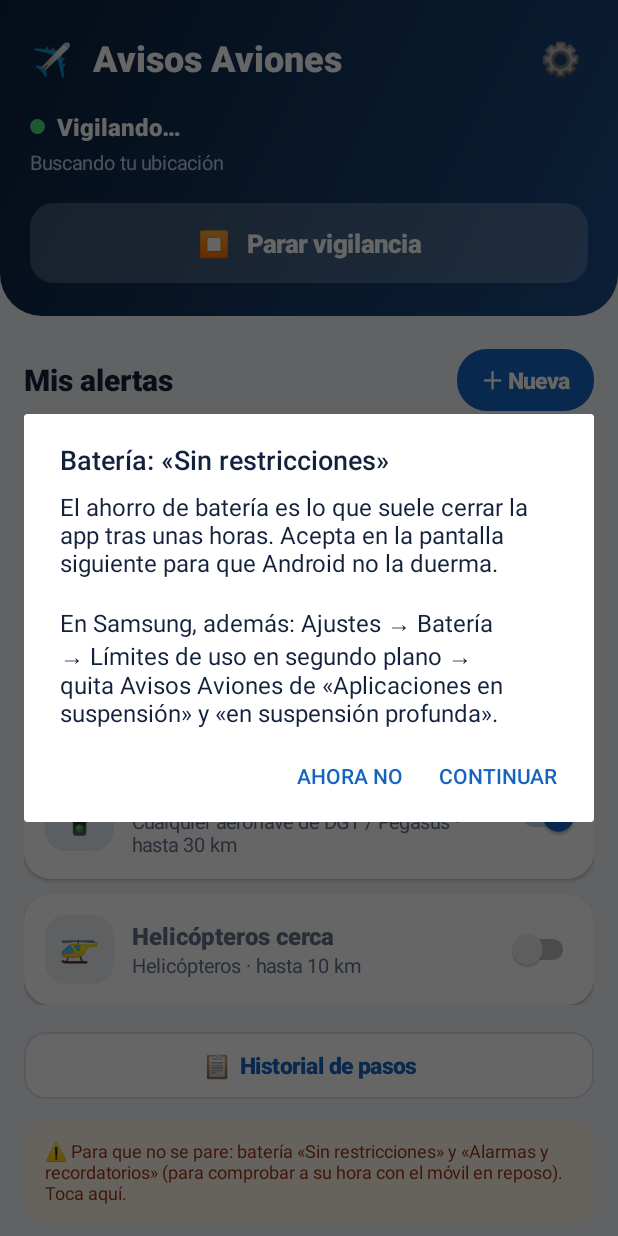
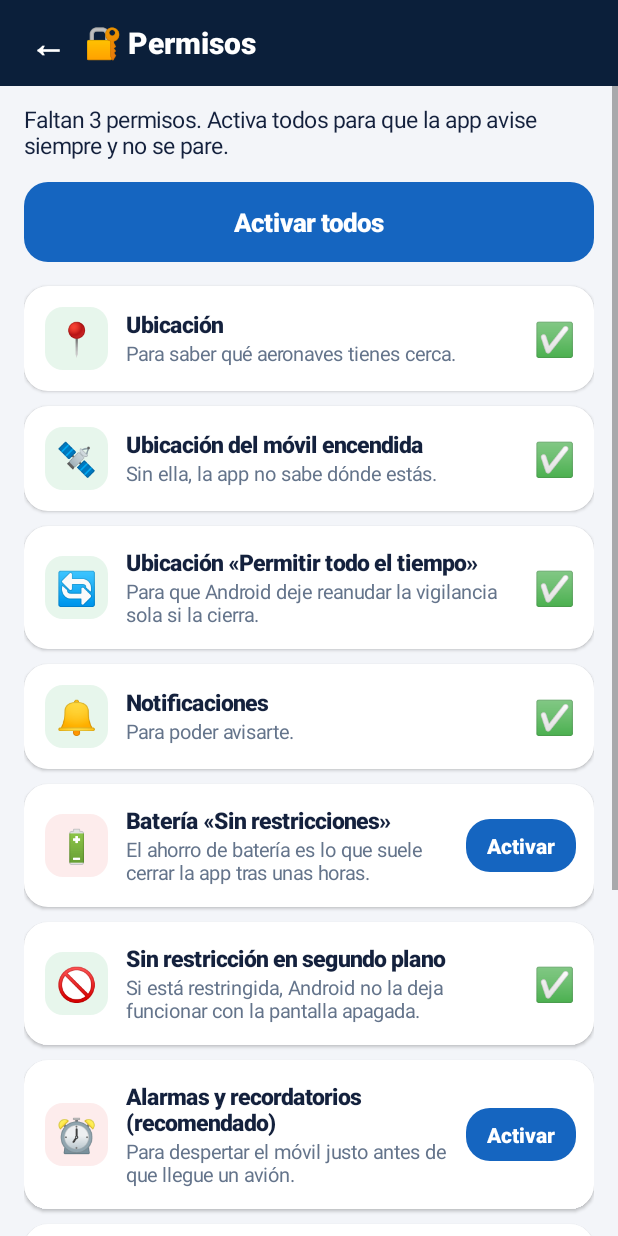
Before and after one commit to alexample/avisos-aviones, an Android app: the screen it shows after launch (MainActivity before the commit, PermisosActivity after it), after a tap on "▶ Empezar a vigilar", on a phone screen of 412 x 824 dp. Run offline under Robolectric (Android 15) with nearby library versions, the phone set to English and light mode, and no system bars; 1 other tap on this screen came first.

Commit message:
Pantalla de permisos con estado de cada uno y «Activar todos»
Co-Authored-By: Claude Opus 5.5 <noreply@anthropic.com>
Claude-Session: https://claude.ai/code/session_012vF4ALVSV4gZ2sfn9pwh8J

```diff
--- a/app/build.gradle
+++ b/app/build.gradle
@@ -10,8 +10,8 @@ android {
         applicationId 'es.avisosaviones'
         minSdk 26
         targetSdk 35
-        versionCode 22
-        versionName '2.7.1'
+        versionCode 23
+        versionName '2.8'
     }
 
     signingConfigs {
--- a/app/src/main/AndroidManifest.xml
+++ b/app/src/main/AndroidManifest.xml
@@ -40,6 +40,10 @@
             android:windowSoftInputMode="adjustResize" />
 
         <activity
+            android:name=".PermisosActivity"
+            android:exported="false" />
+
+        <activity
             android:name=".HistorialActivity"
             android:exported="false" />
 
--- a/app/src/main/java/es/avisosaviones/MainActivity.java
+++ b/app/src/main/java/es/avisosaviones/MainActivity.java
@@ -223,7 +223,7 @@ public class MainActivity extends Activity {
         diagnostico = Ui.texto(this, "", 12, Color.parseColor("#9A3412"), false);
         diagnostico.setPadding(dp(14), dp(12), dp(14), dp(12));
         diagnostico.setBackground(Ui.redondeado(Color.parseColor("#FFF7ED"), 14, this));
-        diagnostico.setOnClickListener(v -> { ubicacionPreguntada = false; pedirSegundoPlano(); });
+        diagnostico.setOnClickListener(v -> startActivity(new Intent(this, PermisosActivity.class)));
         col.addView(diagnostico, Ui.ancho(14, this));
 
         TextView nota = Ui.texto(this, "Datos: airplanes.live y adsb.lol · rutas de Flightradar24 y adsbdb. "
@@ -317,6 +317,10 @@ public class MainActivity extends Activity {
         LinearLayout l = new LinearLayout(this);
         l.setOrientation(LinearLayout.VERTICAL);
         l.setPadding(dp(24), dp(8), dp(24), 0);
+        TextView permisos = Ui.botonSecundario(this, "🔐 Permisos"
+                + (PermisosActivity.faltanImprescindibles(this) > 0 ? "  ⚠️ faltan " + PermisosActivity.faltanImprescindibles(this) : "  ✅"));
+        permisos.setOnClickListener(v -> startActivity(new Intent(this, PermisosActivity.class)));
+        l.addView(permisos, Ui.ancho(4, this));
         l.addView(Ui.texto(this, "La app mira un radio amplio y calcula cuándo llegará el próximo avión a tus alertas; "
                 + "hasta entonces deja dormir al móvil.", 13, Ui.TEXTO_SUAVE, false));
         l.addView(Ui.texto(this, "Radio de previsión (km)", 15, Ui.TEXTO, false), Ui.ancho(12, this));
@@ -334,11 +338,6 @@ public class MainActivity extends Activity {
         maxi.setInputType(InputType.TYPE_CLASS_NUMBER);
         maxi.setText(String.valueOf(Ajustes.esperaMaxS(this) / 60));
         l.addView(maxi);
-        TextView bat = Ui.botonSecundario(this, "🔋 Quitar ahorro de batería");
-        bat.setOnClickListener(v -> pedirSinOptimizacionBateria());
-        l.addView(bat, Ui.ancho(12, this));
-        l.addView(Ui.texto(this, "Recomendado: si no, Android puede dormir la app y dejarías de recibir avisos.",
-                12, Ui.TEXTO_SUAVE, false), Ui.ancho(6, this));
 
         new AlertDialog.Builder(this)
                 .setTitle("Ajustes")
@@ -383,7 +382,9 @@ public class MainActivity extends Activity {
         refrescarBoton();
         mostrarEstado(null);
         pintarDiagnostico();
-        if (!faltaParaSegundoPlano().isEmpty()) diagnostico.postDelayed(this::pedirSegundoPlano, 800);
+        if (PermisosActivity.faltanImprescindibles(this) > 0) {
+            diagnostico.postDelayed(() -> startActivity(new Intent(this, PermisosActivity.class).putExtra("todos", true)), 800);
+        }
     }
 
     /** @return true si ha tenido que pedir permisos. */
--- /dev/null
+++ b/app/src/main/java/es/avisosaviones/PermisosActivity.java
@@ -0,0 +1,334 @@
+package es.avisosaviones;
+
+import android.Manifest;
+import android.app.Activity;
+import android.app.ActivityManager;
+import android.app.AlarmManager;
+import android.app.NotificationManager;
+import android.content.Context;
+import android.content.Intent;
+import android.content.pm.PackageManager;
+import android.graphics.Color;
+import android.location.LocationManager;
+import android.net.Uri;
+import android.os.Build;
+import android.os.Bundle;
+import android.os.PowerManager;
+import android.provider.Settings;
+import android.view.Gravity;
+import android.view.ViewGroup;
+import android.widget.LinearLayout;
+import android.widget.ScrollView;
+import android.widget.TextView;
+import android.widget.Toast;
+
+import java.util.ArrayList;
+import java.util.List;
+
+/** Todos los permisos y ajustes que necesita la app, con su estado y un botón para activarlos. */
+public class PermisosActivity extends Activity {
+
+    private static final int REQ = 11;
+
+    /** Un permiso o ajuste: cómo se comprueba y cómo se activa. */
+    private abstract class Permiso {
+        final String icono, nombre, para;
+        final boolean opcional;
+        Permiso(String icono, String nombre, String para, boolean opcional) {
+            this.icono = icono; this.nombre = nombre; this.para = para; this.opcional = opcional;
+        }
+        abstract boolean aplica();
+        abstract boolean activo();
+        abstract void activar();
+    }
+
+    private final List<Permiso> permisos = new ArrayList<>();
+    private LinearLayout lista;
+    private TextView resumen;
+    private boolean activandoTodos = false;
+    private boolean esperandoAjustes = false;          // se abrió una pantalla de ajustes del sistema
+    private final java.util.Set<Permiso> intentados = new java.util.HashSet<>(); // en esta ronda de "activar todos"
+    private String pedidoAhora = null; // permiso de Android pedido con el diálogo del sistema
+
+    private int dp(float v) { return Ui.dp(this, v); }
+
+    @Override
+    protected void onCreate(Bundle savedInstanceState) {
+        super.onCreate(savedInstanceState);
+        getWindow().setStatusBarColor(Ui.AZUL_OSCURO);
+        definirPermisos();
+
+        LinearLayout raiz = new LinearLayout(this);
+        raiz.setOrientation(LinearLayout.VERTICAL);
+        raiz.setBackgroundColor(Ui.FONDO);
+
+        LinearLayout barra = new LinearLayout(this);
+        barra.setGravity(Gravity.CENTER_VERTICAL);
+        barra.setBackgroundColor(Ui.AZUL_OSCURO);
+        barra.setPadding(dp(8), dp(12), dp(16), dp(12));
+        TextView atras = Ui.texto(this, "←", 24, Color.WHITE, true);
+        atras.setPadding(dp(12), 0, dp(12), 0);
+        atras.setOnClickListener(v -> finish());
+        barra.addView(atras);
+        barra.addView(Ui.texto(this, "🔐 Permisos", 20, Color.WHITE, true));
+        raiz.addView(barra);
+
+        LinearLayout col = new LinearLayout(this);
+        col.setOrientation(LinearLayout.VERTICAL);
+        col.setPadding(dp(16), dp(12), dp(16), dp(24));
+
+        resumen = Ui.texto(this, "", 15, Ui.TEXTO, false);
+        col.addView(resumen);
+
+        TextView todos = Ui.botonPrincipal(this, "Activar todos", Ui.AZUL);
+        todos.setOnClickListener(v -> { activandoTodos = true; intentados.clear(); siguientePendiente(); });
+        col.addView(todos, Ui.ancho(14, this));
+
+        lista = new LinearLayout(this);
+        lista.setOrientation(LinearLayout.VERTICAL);
+        col.addView(lista, Ui.ancho(6, this));
+
+        LinearLayout samsung = Ui.tarjeta(this, "📱 Si tu móvil es Samsung, Xiaomi, Huawei…",
+                "Algunos fabricantes tienen su propio ahorro de batería que Android no deja comprobar. "
+                        + "Samsung: Ajustes → Batería → Límites de uso en segundo plano → quita Avisos Aviones de "
+                        + "«Aplicaciones en suspensión» y «en suspensión profunda». Xiaomi: activa «Inicio automático».");
+        TextView abrir = Ui.botonSecundario(this, "Abrir los ajustes de la app");
+        abrir.setOnClickListener(v -> abrirAjustesApp());
+        samsung.addView(abrir, Ui.ancho(10, this));
+        col.addView(samsung, Ui.ancho(16, this));
+
+        ScrollView sv = new ScrollView(this);
+        sv.addView(col);
+        raiz.addView(sv, new LinearLayout.LayoutParams(ViewGroup.LayoutParams.MATCH_PARENT, 0, 1f));
+        setContentView(raiz);
+        Ui.ajustarABordes(raiz, barra);
+
+        if (getIntent().getBooleanExtra("todos", false)) {
+            activandoTodos = true;
+            lista.postDelayed(this::siguientePendiente, 500);
+        }
+    }
+
+    @Override
+    protected void onResume() {
+        super.onResume();
+        pintar();
+        // Al volver de una pantalla de ajustes, seguir con el siguiente si se pidió "activar todos"
+        if (activandoTodos && esperandoAjustes) {
+            esperandoAjustes = false;
+            lista.postDelayed(this::siguientePendiente, 400);
+        }
+    }
+
+    // ------------------------------------------------------------ definición
+
+    private void definirPermisos() {
+        permisos.add(new Permiso("📍", "Ubicación", "Para saber qué aeronaves tienes cerca.", false) {
+            boolean aplica() { return true; }
+            boolean activo() { return concedido(Manifest.permission.ACCESS_FINE_LOCATION); }
+            void activar() { pedir(Manifest.permission.ACCESS_FINE_LOCATION, Manifest.permission.ACCESS_COARSE_LOCATION); }
+        });
+        permisos.add(new Permiso("🛰️", "Ubicación del móvil encendida", "Sin ella, la app no sabe dónde estás.", false) {
+            boolean aplica() { return true; }
+            boolean activo() {
+                LocationManager lm = getSystemService(LocationManager.class);
+                return Build.VERSION.SDK_INT < 28 || lm.isLocationEnabled();
+            }
+            void activar() { abrir(new Intent(Settings.ACTION_LOCATION_SOURCE_SETTINGS)); }
+        });
+        permisos.add(new Permiso("🔄", "Ubicación «Permitir todo el tiempo»",
+                "Para que Android deje reanudar la vigilancia sola si la cierra.", false) {
+            boolean aplica() { return Build.VERSION.SDK_INT >= 29; }
+            boolean activo() { return concedido(Manifest.permission.ACCESS_BACKGROUND_LOCATION); }
+            void activar() {
+                if (!concedido(Manifest.permission.ACCESS_FINE_LOCATION)) {
+                    Toast.makeText(PermisosActivity.this, "Primero la ubicación normal", Toast.LENGTH_SHORT).show();
+                    pedir(Manifest.permission.ACCESS_FINE_LOCATION, Manifest.permission.ACCESS_COARSE_LOCATION);
+                    return;
+                }
+                Toast.makeText(PermisosActivity.this, "Elige «Permitir todo el tiempo»", Toast.LENGTH_LONG).show();
+                pedir(Manifest.permission.ACCESS_BACKGROUND_LOCATION);
+            }
+        });
+        permisos.add(new Permiso("🔔", "Notificaciones", "Para poder avisarte.", false) {
+            boolean aplica() { return true; }
+            boolean activo() {
+                return getSystemService(NotificationManager.class).areNotificationsEnabled();
+            }
+            void activar() {
+                if (Build.VERSION.SDK_INT >= 33 && !concedido(Manifest.permission.POST_NOTIFICATIONS)) {
+                    pedir(Manifest.permission.POST_NOTIFICATIONS);
+                } else {
+                    abrir(new Intent(Settings.ACTION_APP_NOTIFICATION_SETTINGS)
+                            .putExtra(Settings.EXTRA_APP_PACKAGE, getPackageName()));
+                }
+            }
+        });
+        permisos.add(new Permiso("🔋", "Batería «Sin restricciones»",
+                "El ahorro de batería es lo que suele cerrar la app tras unas horas.", false) {
+            boolean aplica() { return true; }
+            boolean activo() {
+                return getSystemService(PowerManager.class).isIgnoringBatteryOptimizations(getPackageName());
+            }
+            void activar() {
+                try {
+                    abrir(new Intent(Settings.ACTION_REQUEST_IGNORE_BATTERY_OPTIMIZATIONS,
+                            Uri.parse("package:" + getPackageName())));
+                } catch (Exception e) {
+                    abrir(new Intent(Settings.ACTION_IGNORE_BATTERY_OPTIMIZATION_SETTINGS));
+                }
+            }
+        });
+        permisos.add(new Permiso("🚫", "Sin restricción en segundo plano",
+                "Si está restringida, Android no la deja funcionar con la pantalla apagada.", false) {
+            boolean aplica() { return Build.VERSION.SDK_INT >= 28; }
+            boolean activo() { return !getSystemService(ActivityManager.class).isBackgroundRestricted(); }
+            void activar() { abrirAjustesApp(); }
+        });
+        permisos.add(new Permiso("⏰", "Alarmas y recordatorios",
+                "Para despertar el móvil justo antes de que llegue un avión.", true) {
+            boolean aplica() { return Build.VERSION.SDK_INT >= 31; }
+            boolean activo() { return getSystemService(AlarmManager.class).canScheduleExactAlarms(); }
+            void activar() {
+                abrir(new Intent(Settings.ACTION_REQUEST_SCHEDULE_EXACT_ALARM, Uri.parse("package:" + getPackageName())));
+            }
+        });
+        permisos.add(new Permiso("🧊", "No pausar si no se usa",
+                "Android quita los permisos a las apps que no abres en meses; esto lo evita.", true) {
+            boolean aplica() { return Build.VERSION.SDK_INT >= 30; }
+            boolean activo() { return getPackageManager().isAutoRevokeWhitelisted(); }
+            void activar() {
+                abrir(new Intent(Intent.ACTION_AUTO_REVOKE_PERMISSIONS, Uri.parse("package:" + getPackageName())));
+            }
+        });
+    }
+
+    // ------------------------------------------------------------ pintar
+
+    private void pintar() {
+        lista.removeAllViews();
+        int faltan = 0;
+        for (Permiso p : permisos) {
+            if (!p.aplica()) continue;
+            boolean ok = p.activo();
+            if (!ok) faltan++;
+
+            LinearLayout fila = new LinearLayout(this);
+            fila.setGravity(Gravity.CENTER_VERTICAL);
+            fila.setPadding(dp(14), dp(14), dp(12), dp(14));
+            fila.setBackground(Ui.redondeado(Color.WHITE, 16, this));
+            fila.setElevation(dp(1));
+
+            TextView ic = Ui.texto(this, p.icono, 22, Ui.TEXTO, false);
+            ic.setGravity(Gravity.CENTER);
+            ic.setBackground(Ui.redondeado(ok ? Color.parseColor("#E7F6EC") : Color.parseColor("#FDECEC"), 12, this));
+            fila.addView(ic, new LinearLayout.LayoutParams(dp(42), dp(42)));
+
+            LinearLayout textos = new LinearLayout(this);
+            textos.setOrientation(LinearLayout.VERTICAL);
+            textos.setPadding(dp(12), 0, dp(8), 0);
+            textos.addView(Ui.texto(this, p.nombre + (p.opcional ? "  (recomendado)" : ""), 15, Ui.TEXTO, true));
+            textos.addView(Ui.texto(this, p.para, 13, Ui.TEXTO_SUAVE, false));
+            fila.addView(textos, new LinearLayout.LayoutParams(0, ViewGroup.LayoutParams.WRAP_CONTENT, 1f));
+
+            if (ok) {
+                fila.addView(Ui.texto(this, "✅", 22, Ui.VERDE, false));
+            } else {
+                TextView b = Ui.texto(this, "Activar", 14, Color.WHITE, true);
+                b.setPadding(dp(14), dp(8), dp(14), dp(8));
+                b.setBackground(Ui.pulsable(Ui.AZUL, 16, this));
+                b.setOnClickListener(v -> { activandoTodos = false; p.activar(); });
+                fila.addView(b);
+            }
+            lista.addView(fila, Ui.ancho(10, this));
+        }
+        resumen.setText(faltan == 0 ? "✅ Todo activado. La vigilancia puede funcionar sin interrupciones."
+                : "Faltan " + faltan + (faltan == 1 ? " permiso" : " permisos")
+                  + ". Activa todos para que la app avise siempre y no se pare.");
+    }
+
+    private void siguientePendiente() {
+        for (Permiso p : permisos) {
+            if (p.aplica() && !p.activo() && !intentados.contains(p)) {
+                intentados.add(p); // si vuelve sin activarlo, se pasa al siguiente (sin bucles)
+                p.activar();
+                return;
+            }
+        }
+        activandoTodos = false;
+        pintar();
+        boolean todo = true;
+        for (Permiso p : permisos) if (p.aplica() && !p.activo()) todo = false;
+        Toast.makeText(this, todo ? "✅ Todo activado" : "Quedan algunos sin activar", Toast.LENGTH_SHORT).show();
+    }
+
+    // ------------------------------------------------------------ utilidades
+
+    private boolean concedido(String permiso) {
+        return checkSelfPermission(permiso) == PackageManager.PERMISSION_GRANTED;
+    }
+
+    private boolean yaPedido(String permiso) {
+        return Ajustes.prefs(this).getBoolean("pedido_" + permiso, false);
+    }
+
+    /** Pide un permiso; si Android ya no deja preguntar (se denegó dos veces), abre los ajustes de la app. */
+    private void pedir(String... ps) {
+        String principal = ps[0];
+        if (yaPedido(principal) && !shouldShowRequestPermissionRationale(principal)
+                && !principal.equals(Manifest.permission.ACCESS_BACKGROUND_LOCATION)) {
+            Toast.makeText(this, "Actívalo en Permisos de la app", Toast.LENGTH_LONG).show();
+            abrirAjustesApp();
+            return;
+        }
+        Ajustes.prefs(this).edit().putBoolean("pedido_" + principal, true).apply();
+        pedidoAhora = principal;
+        requestPermissions(ps, REQ);
+    }
+
+    @Override
+    public void onRequestPermissionsResult(int requestCode, String[] permissions, int[] grantResults) {
+        super.onRequestPermissionsResult(requestCode, permissions, grantResults);
+        String pedido = pedidoAhora;
+        pedidoAhora = null;
+        boolean ok = grantResults.length > 0 && grantResults[0] == PackageManager.PERMISSION_GRANTED;
+        if (!ok && pedido != null && !shouldShowRequestPermissionRationale(pedido)
+                && !Manifest.permission.ACCESS_BACKGROUND_LOCATION.equals(pedido)) {
+            // Denegado del todo (o Android exige hacerlo desde ajustes, como "todo el tiempo")
+            Toast.makeText(this, "Actívalo en los ajustes de la app → Permisos", Toast.LENGTH_LONG).show();
+            abrirAjustesApp();
+            return;
+        }
+        pintar();
+        if (activandoTodos) lista.postDelayed(this::siguientePendiente, 400);
+    }
+
+    private void abrir(Intent i) {
+        esperandoAjustes = true;
+        try {
+            startActivity(i);
+        } catch (Exception e) {
+            abrirAjustesApp();
+        }
+    }
+
+    private void abrirAjustesApp() {
+        esperandoAjustes = true;
+        try {
+            startActivity(new Intent(Settings.ACTION_APPLICATION_DETAILS_SETTINGS, Uri.parse("package:" + getPackageName())));
+        } catch (Exception ignored) {}
+    }
+
+    /** ¿Falta algo imprescindible? (para avisar desde la pantalla principal) */
+    static int faltanImprescindibles(Context c) {
+        int n = 0;
+        if (c.checkSelfPermission(Manifest.permission.ACCESS_FINE_LOCATION) != PackageManager.PERMISSION_GRANTED) n++;
+        if (Build.VERSION.SDK_INT >= 29 && c.checkSelfPermission(Manifest.permission.ACCESS_BACKGROUND_LOCATION)
+                != PackageManager.PERMISSION_GRANTED) n++;
+        if (!c.getSystemService(NotificationManager.class).areNotificationsEnabled()) n++;
+        if (!c.getSystemService(PowerManager.class).isIgnoringBatteryOptimizations(c.getPackageName())) n++;
+        if (Build.VERSION.SDK_INT >= 28 && c.getSystemService(ActivityManager.class).isBackgroundRestricted()) n++;
+        if (Build.VERSION.SDK_INT >= 28 && !c.getSystemService(LocationManager.class).isLocationEnabled()) n++;
+        return n;
+    }
+}
```
